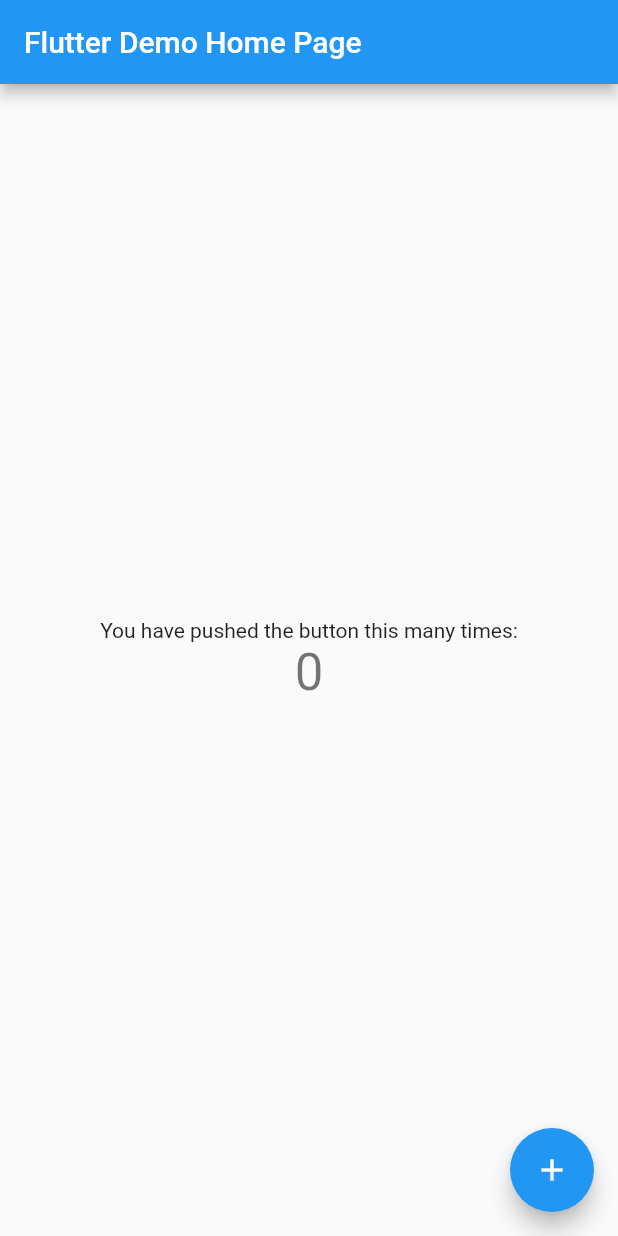
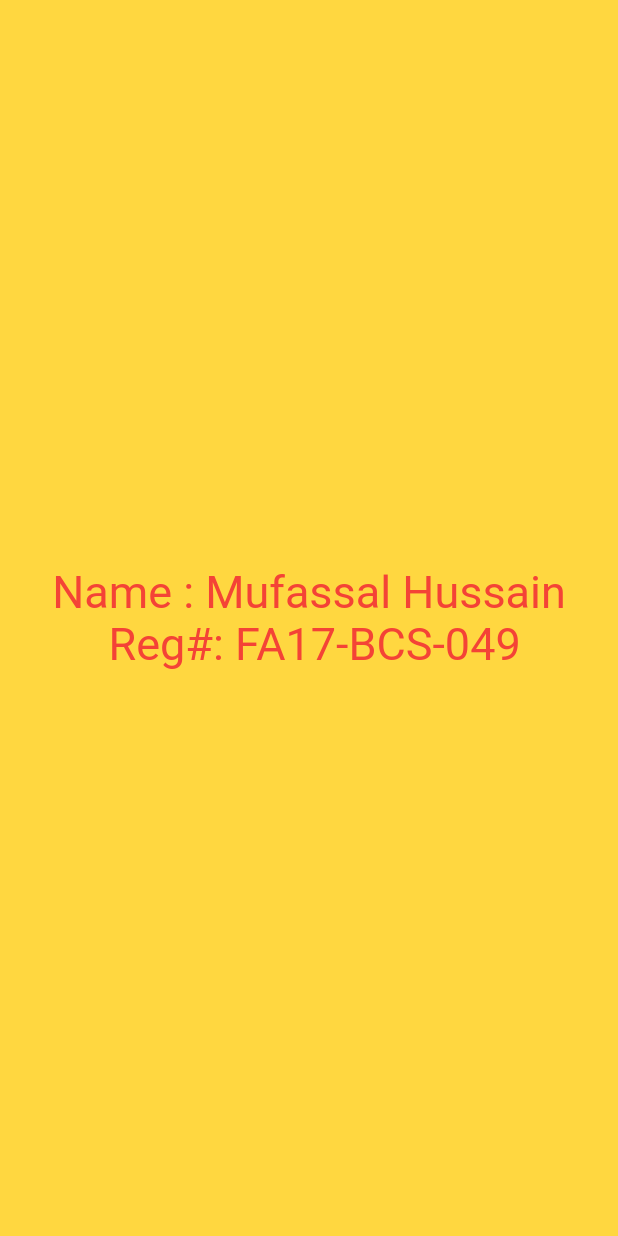
Before and after one commit to mufassalhussain/BSCS_B15_SEC_A_049, a Flutter app: the first screen one second after launch, on a phone screen of 412 x 824 dp. Run offline on Flutter 3.47's test engine with Material 2 defaults, Android fonts, the phone set to English and light mode, and no system bars; our stand-ins replace audioplayers; Roboto replaces fonts that are missing (Satisfy).

Commit message:
SplashScreen and HomeScreen Added
SplashScreen and HomeScreen Added

```diff
--- a/quizapp_new/lib/quiz.dart
+++ /dev/null
@@ -1,64 +0,0 @@
-class Quiz {
-  int responseCode;
-  List<Results> results;
-
-  Quiz({this.responseCode, this.results});
-
-  Quiz.fromJson(Map<String, dynamic> json) {
-    responseCode = json['response_code'];
-    if (json['results'] != null) {
-      results = new List<Results>();
-      json['results'].forEach((v) {
-        results.add(new Results.fromJson(v));
-      });
-    }
-  }
-
-  Map<String, dynamic> toJson() {
-    final Map<String, dynamic> data = new Map<String, dynamic>();
-    data['response_code'] = this.responseCode;
-    if (this.results != null) {
-      data['results'] = this.results.map((v) => v.toJson()).toList();
-    }
-    return data;
-  }
-}
-
-class Results {
-  String category;
-  String type;
-  String difficulty;
-  String question;
-  String correctAnswer;
-  List<String> allAnswers;
-
-  Results({
-    this.category,
-    this.type,
-    this.difficulty,
-    this.question,
-    this.correctAnswer,
-  });
-
-  Results.fromJson(Map<String, dynamic> json) {
-    category = json['category'];
-    type = json['type'];
-    difficulty = json['difficulty'];
-    question = json['question'];
-    correctAnswer = json['correct_answer'];
-    allAnswers = json['incorrect_answers'].cast<String>();
-    allAnswers.add(correctAnswer);
-    allAnswers.shuffle();
-  }
-
-  Map<String, dynamic> toJson() {
-    final Map<String, dynamic> data = new Map<String, dynamic>();
-    data['category'] = this.category;
-    data['type'] = this.type;
-    data['difficulty'] = this.difficulty;
-    data['question'] = this.question;
-    data['correct_answer'] = this.correctAnswer;
-    data['incorrect_answers'] = this.allAnswers;
-    return data;
-  }
-}
--- a/quizapp_project/lib/main.dart
+++ b/quizapp_project/lib/main.dart
@@ -1,113 +1,18 @@
 import 'package:flutter/material.dart';
+import 'package:quizapp_project/splashscreen.dart';
 
-void main() {
-  runApp(MyApp());
-}
+void main() => runApp(MyApp());
 
 class MyApp extends StatelessWidget {
-  // This widget is the root of your application.
   @override
   Widget build(BuildContext context) {
     return MaterialApp(
-      title: 'Flutter Demo',
+      debugShowCheckedModeBanner: false,
+      title: "QuizApp_Project",
       theme: ThemeData(
-        // This is the theme of your application.
-        //
-        // Try running your application with "flutter run". You'll see the
-        // application has a blue toolbar. Then, without quitting the app, try
-        // changing the primarySwatch below to Colors.green and then invoke
-        // "hot reload" (press "r" in the console where you ran "flutter run",
-        // or simply save your changes to "hot reload" in a Flutter IDE).
-        // Notice that the counter didn't reset back to zero; the application
-        // is not restarted.
-        primarySwatch: Colors.blue,
+        primarySwatch: Colors.indigo,
       ),
-      home: MyHomePage(title: 'Flutter Demo Home Page'),
+      home: splashscreen(),
     );
   }
 }
-
-class MyHomePage extends StatefulWidget {
-  MyHomePage({Key key, this.title}) : super(key: key);
-
-  // This widget is the home page of your application. It is stateful, meaning
-  // that it has a State object (defined below) that contains fields that affect
-  // how it looks.
-
-  // This class is the configuration for the state. It holds the values (in this
-  // case the title) provided by the parent (in this case the App widget) and
-  // used by the build method of the State. Fields in a Widget subclass are
-  // always marked "final".
-
-  final String title;
-
-  @override
-  _MyHomePageState createState() => _MyHomePageState();
-}
-
-class _MyHomePageState extends State<MyHomePage> {
-  int _counter = 0;
-
-  void _incrementCounter() {
-    setState(() {
-      // This call to setState tells the Flutter framework that something has
-      // changed in this State, which causes it to rerun the build method below
-      // so that the display can reflect the updated values. If we changed
-      // _counter without calling setState(), then the build method would not be
-      // called again, and so nothing would appear to happen.
-      _counter++;
-    });
-  }
-
-  @override
-  Widget build(BuildContext context) {
-    // This method is rerun every time setState is called, for instance as done
-    // by the _incrementCounter method above.
-    //
-    // The Flutter framework has been optimized to make rerunning build methods
-    // fast, so that you can just rebuild anything that needs updating rather
-    // than having to individually change instances of widgets.
-    return Scaffold(
-      appBar: AppBar(
-        // Here we take the value from the MyHomePage object that was created by
-        // the App.build method, and use it to set our appbar title.
-        title: Text(widget.title),
-      ),
-      body: Center(
-        // Center is a layout widget. It takes a single child and positions it
-        // in the middle of the parent.
-        child: Column(
-          // Column is also a layout widget. It takes a list of children and
-          // arranges them vertically. By default, it sizes itself to fit its
-          // children horizontally, and tries to be as tall as its parent.
-          //
-          // Invoke "debug painting" (press "p" in the console, choose the
-          // "Toggle Debug Paint" action from the Flutter Inspector in Android
-          // Studio, or the "Toggle Debug Paint" command in Visual Studio Code)
-          // to see the wireframe for each widget.
-          //
-          // Column has various properties to control how it sizes itself and
-          // how it positions its children. Here we use mainAxisAlignment to
-          // center the children vertically; the main axis here is the vertical
-          // axis because Columns are vertical (the cross axis would be
-          // horizontal).
-          mainAxisAlignment: MainAxisAlignment.center,
-          children: <Widget>[
-            Text(
-              'You have pushed the button this many times:',
-            ),
-            Text(
-              '$_counter',
-              style: Theme.of(context).textTheme.headline4,
-            ),
-          ],
-        ),
-      ),
-      floatingActionButton: FloatingActionButton(
-        onPressed: _incrementCounter,
-        tooltip: 'Increment',
-        child: Icon(Icons.add),
-      ), // This trailing comma makes auto-formatting nicer for build methods.
-    );
-  }
-}
--- /dev/null
+++ b/quizapp_project/lib/splashscreen.dart
@@ -0,0 +1,40 @@
+import 'dart:async';
+import 'package:flutter/material.dart';
+import 'package:quizapp_project/home.dart';
+
+class splashscreen extends StatefulWidget {
+  @override
+  _splashscreenState createState() => _splashscreenState();
+}
+
+class _splashscreenState extends State<splashscreen> {
+  @override
+  void initState() {
+    super.initState();
+    Timer(Duration(seconds: 3), () {
+      Navigator.of(context).pushReplacement(MaterialPageRoute(
+        builder: (context) => HomeScreen(),
+      ));
+    });
+  }
+
+  // added test yourself
+  // and made the text to align at center
+  @override
+  Widget build(BuildContext context) {
+    return Scaffold(
+      backgroundColor: Colors.amberAccent,
+      body: Center(
+        child: Text(
+          'Name : Mufassal Hussain\n Reg#: FA17-BCS-049',
+          style: TextStyle(
+            fontSize: 30.0,
+            color: Colors.red,
+            fontFamily: "Satisfy",
+          ),
+          textAlign: TextAlign.center,
+        ),
+      ),
+    );
+  }
+}
```
Also changed, not shown: quizapp_new/lib/main.dart (deleted, +0 -192 lines), quizapp_new/pubspec.yaml (deleted, +0 -69 lines), quizapp_project/lib/home.dart (added, +70 -0 lines), quizapp_new/pubspec.lock (deleted), 71 other files.
